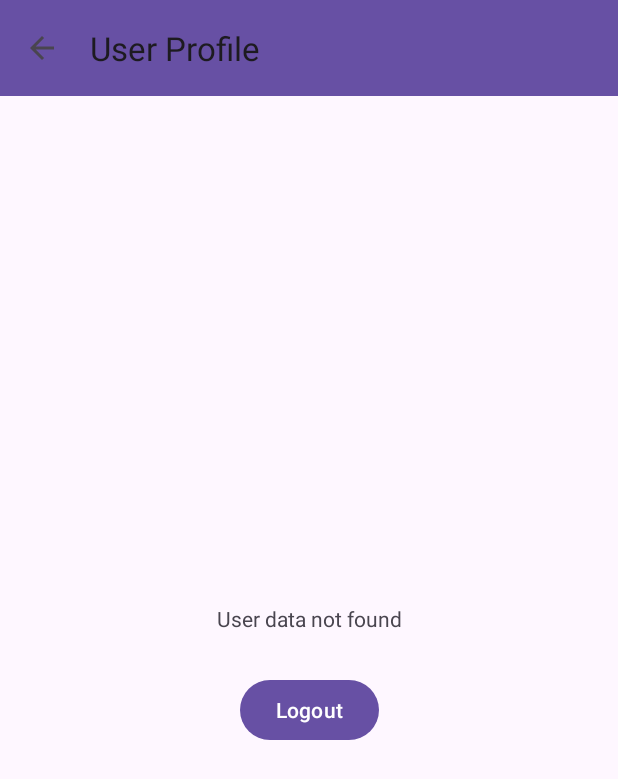
After one commit to 78RainDrops/ModuleApp, an Android app: the UserProfile screen opened directly, with no data from a screen before it, on a phone screen of 412 x 824 dp. The commit adds this screen. Shown: the top 779 px of the screen. Run offline under Robolectric (Android 15) with nearby library versions, the phone set to English and light mode, and no system bars; our stand-ins replace Firebase (no records; nobody signed in at launch, a user with empty details on screens opened directly).

Commit message:
added a user dashboard, but unfinished

```diff
--- /dev/null
+++ b/app/src/main/java/com/tshs/moduleapp/ui/UserProfile.kt
@@ -0,0 +1,95 @@
+package com.tshs.moduleapp.ui
+
+import android.annotation.SuppressLint
+import android.content.Intent
+import android.os.Bundle
+import android.view.View
+import android.widget.Button
+import android.widget.ProgressBar
+import android.widget.TextView
+import android.widget.Toast
+import androidx.appcompat.widget.Toolbar
+import androidx.activity.enableEdgeToEdge
+import androidx.appcompat.app.AppCompatActivity
+import androidx.core.view.ViewCompat
+import androidx.core.view.WindowCompat
+import androidx.core.view.WindowInsetsCompat
+import com.google.firebase.Firebase
+import com.google.firebase.auth.FirebaseAuth
+import com.google.firebase.firestore.FirebaseFirestore
+import com.tshs.moduleapp.MainActivity
+import com.tshs.moduleapp.R
+
+class UserProfile : AppCompatActivity() {
+    private val db: FirebaseFirestore = FirebaseFirestore.getInstance()
+    private lateinit var userInfoTextView: TextView
+    private lateinit var progressBar: ProgressBar
+    private lateinit var toolbar2: Toolbar
+    override fun onCreate(savedInstanceState: Bundle?) {
+        super.onCreate(savedInstanceState)
+        WindowCompat.setDecorFitsSystemWindows(window, true);
+//        enableEdgeToEdge()
+        setContentView(R.layout.activity_user_profile)
+
+//        supportActionBar?.setDisplayHomeAsUpEnabled(true)
+
+        toolbar2 = findViewById(R.id.toolbar2)
+        setSupportActionBar(toolbar2)
+
+        supportActionBar?.setDisplayHomeAsUpEnabled(true)
+        supportActionBar?.setHomeAsUpIndicator(null)
+
+        val user = FirebaseAuth.getInstance().currentUser
+        userInfoTextView = findViewById<TextView>(R.id.userInfoTextView)
+        progressBar = findViewById<ProgressBar>(R.id.progressBar)
+
+        if(user != null){
+            userInfoTextView.visibility = View.GONE
+            progressBar.visibility = View.VISIBLE
+            fetchUserName(user.uid)
+        }else{
+            userInfoTextView.text = "No user Logged in"
+        }
+
+
+//        val logoutButton = findViewById<Button>(R.id.logoutButton)
+//        logoutButton.setOnClickListener {
+//            logoutUser()
+//        }
+    }
+
+    @SuppressLint("SetTextI18n")
+    private fun fetchUserName(userId: String){
+        db.collection("users").document(userId).get()
+            .addOnSuccessListener { document ->
+                if (document.exists()) {
+                    val fullName = document.getString("fullname") ?: "User"
+                    userInfoTextView.text = "Welcome, ${fullName}"
+                } else {
+                    userInfoTextView.text = "User data not found"
+                }
+            }
+            .addOnFailureListener {
+                userInfoTextView.text = "Failed to retrieve user info"
+            }
+            .addOnCompleteListener {
+                userInfoTextView.visibility = View.VISIBLE
+                progressBar.visibility = View.GONE
+            }
+    }
+
+//    override fun onSupportNavigateUp(): Boolean {
+//        finish() // Closes activity when back button is pressed
+//        return true
+//    }
+    override fun onSupportNavigateUp(): Boolean {
+        onBackPressedDispatcher.onBackPressed() // Navigate back to previous screen
+        return true
+    }
+    fun logoutUser(view: View) {
+        FirebaseAuth.getInstance().signOut()
+        Toast.makeText(this, "Logged out", Toast.LENGTH_SHORT).show()
+        startActivity(Intent(this, MainActivity::class.java))
+        finish() // Close dashboard after logout
+    }
+}
--- /dev/null
+++ b/app/src/main/res/layout/activity_user_profile.xml
@@ -0,0 +1,57 @@
+<?xml version="1.0" encoding="utf-8"?>
+<androidx.constraintlayout.widget.ConstraintLayout xmlns:android="http://schemas.android.com/apk/res/android"
+    xmlns:app="http://schemas.android.com/apk/res-auto"
+    xmlns:tools="http://schemas.android.com/tools"
+    android:id="@+id/main"
+    android:layout_width="match_parent"
+    android:layout_height="match_parent"
+    tools:context=".ui.UserProfile"
+    android:fitsSystemWindows="false">
+
+    <com.google.android.material.appbar.AppBarLayout
+        android:layout_width="match_parent"
+        android:layout_height="wrap_content"
+        android:theme="@style/Theme.ModuleApp"
+        app:layout_constraintTop_toTopOf="parent">
+
+        <androidx.appcompat.widget.Toolbar
+            android:id="@+id/toolbar2"
+            android:layout_width="match_parent"
+            android:layout_height="?attr/actionBarSize"
+            app:popupTheme="@style/Theme.ModuleApp.PopupOverlay"
+            android:background="?attr/colorPrimary"
+            app:titleTextColor="?android:textColorPrimary"
+            />
+    </com.google.android.material.appbar.AppBarLayout>
+    <TextView
+        android:id="@+id/userInfoTextView"
+        android:layout_width="wrap_content"
+        android:layout_height="19dp"
+        android:text="@string/user_info"
+        app:layout_constraintBottom_toBottomOf="parent"
+        app:layout_constraintEnd_toEndOf="parent"
+        app:layout_constraintStart_toStartOf="parent"
+        app:layout_constraintTop_toTopOf="parent" />
+
+    <ProgressBar
+        android:id="@+id/progressBar"
+        android:layout_width="wrap_content"
+        android:layout_height="wrap_content"
+        android:visibility="gone"
+        app:layout_constraintBottom_toBottomOf="parent"
+        app:layout_constraintEnd_toEndOf="parent"
+        app:layout_constraintStart_toStartOf="parent"
+        app:layout_constraintTop_toTopOf="parent"
+        />
+    <Button
+        android:id="@+id/logoutButton"
+        android:layout_width="wrap_content"
+        android:layout_height="wrap_content"
+        android:onClick="logoutUser"
+        android:text="@string/logout"
+        app:layout_constraintBottom_toBottomOf="parent"
+        app:layout_constraintEnd_toEndOf="parent"
+        app:layout_constraintStart_toStartOf="parent"
+        app:layout_constraintTop_toTopOf="parent"
+        app:layout_constraintVertical_bias="0.579" />
+</androidx.constraintlayout.widget.ConstraintLayout>
--- a/app/src/main/res/values/strings.xml
+++ b/app/src/main/res/values/strings.xml
@@ -23,6 +23,7 @@
     <string name="second_fragment_label">Second Fragment</string>
     <string name="next">Next</string>
     <string name="previous">Previous</string>
+    <string name="user_profile">User Profile</string>
 
     <string name="lorem_ipsum">
         Lorem ipsum dolor sit amet, consectetur adipiscing elit. Nam in scelerisque sem. Mauris
@@ -72,4 +73,5 @@
     <string name="menu_gallery">Gallery</string>
     <string name="menu_slideshow">Slideshow</string>
     <string name="logout">Logout</string>
+    <string name="user_info">User Info</string>
 </resources>
```
Also changed, not shown: app/src/main/AndroidManifest.xml (+6 -1 lines), app/src/main/java/com/tshs/moduleapp/MainActivity.kt (+11 -0 lines), app/src/main/java/com/tshs/moduleapp/ui/Dashboard.kt (+11 -23 lines), app/src/main/res/layout/app_bar_dashboard.xml (+17 -2 lines), app/src/main/res/values/themes.xml (+4 -4 lines).
